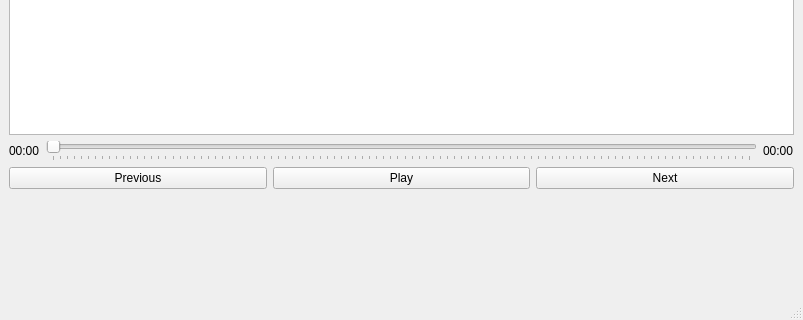
twincie/max, file ui/max.ui: the form before one commit; both pictures show x 0 to 803 and y 141 to 461 of the 803 by 461 pixel window.
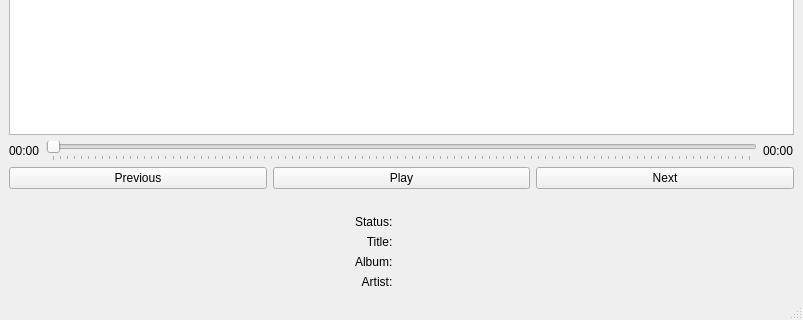
The form after the commit.

Commit message: add status hints

Diff of the .ui file:
```diff
--- a/ui/max.ui
+++ b/ui/max.ui
@@ -123,38 +123,78 @@
      </layout>
     </item>
     <item>
-     <layout class="QVBoxLayout" name="verticalLayout">
-      <item>
-       <widget class="QLabel" name="label">
+     <layout class="QGridLayout" name="gridLayout">
+      <item row="2" column="0">
+       <widget class="QLabel" name="label_4">
         <property name="text">
+         <string>Title:  </string>
+        </property>
+        <property name="alignment">
+         <set>Qt::AlignRight|Qt::AlignTrailing|Qt::AlignVCenter</set>
+        </property>
+       </widget>
+      </item>
+      <item row="4" column="0">
+       <widget class="QLabel" name="label_6">
+        <property name="text">
+         <string>Artist:  </string>
+        </property>
+        <property name="alignment">
+         <set>Qt::AlignRight|Qt::AlignTrailing|Qt::AlignVCenter</set>
+        </property>
+       </widget>
+      </item>
+      <item row="4" column="1">
+       <widget class="QLabel" name="albumStatus">
+        <property name="text">
          <string/>
         </property>
        </widget>
       </item>
-      <item alignment="Qt::AlignHCenter">
+      <item row="3" column="1">
+       <widget class="QLabel" name="artistStatus">
+        <property name="text">
+         <string/>
+        </property>
+       </widget>
+      </item>
+      <item row="1" column="1">
        <widget class="QLabel" name="playingStatus">
         <property name="text">
          <string/>
         </property>
        </widget>
       </item>
-      <item alignment="Qt::AlignHCenter">
+      <item row="2" column="1">
        <widget class="QLabel" name="nameStatus">
         <property name="text">
          <string/>
         </property>
        </widget>
       </item>
-      <item alignment="Qt::AlignHCenter">
-       <widget class="QLabel" name="artistStatus">
+      <item row="1" column="0">
+       <widget class="QLabel" name="label_3">
         <property name="text">
-         <string/>
+         <string>Status:  </string>
         </property>
+        <property name="alignment">
+         <set>Qt::AlignRight|Qt::AlignTrailing|Qt::AlignVCenter</set>
+        </property>
        </widget>
       </item>
-      <item alignment="Qt::AlignHCenter">
-       <widget class="QLabel" name="albumStatus">
+      <item row="3" column="0">
+       <widget class="QLabel" name="label_5">
         <property name="text">
+         <string>Album:  </string>
+        </property>
+        <property name="alignment">
+         <set>Qt::AlignRight|Qt::AlignTrailing|Qt::AlignVCenter</set>
+        </property>
+       </widget>
+      </item>
+      <item row="0" column="0">
+       <widget class="QLabel" name="label_2">
+        <property name="text">
          <string/>
         </property>
        </widget>
```
Left out of the diff: 3 changed lines with no effect on the pictures.
